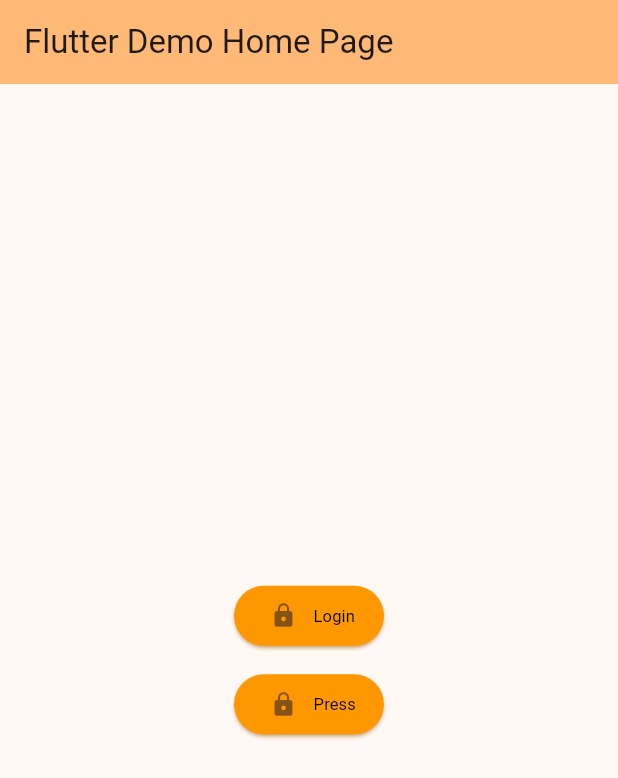
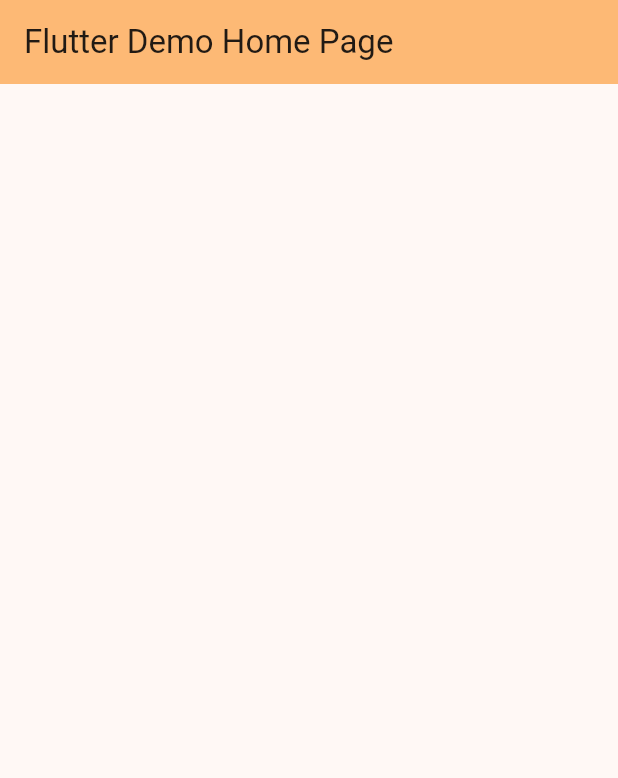
Before and after one commit to Vermasaiyam/my_app, a Flutter app: the screen it shows after launch, on a phone screen of 412 x 824 dp. Shown: the top 778 px of the screen. Run offline on Flutter 3.47's test engine with Material 3 defaults, Android fonts, the phone set to English and light mode, and no system bars.

Commit message:
done widgets

```diff
--- a/lib/main.dart
+++ b/lib/main.dart
@@ -106,39 +106,47 @@ class _MyHomePageState extends State<MyHomePage> {
       ),
 
 
+
+
+
+
+
+
+
+
       // custom widget
-      body: Center(
-        child: Column(
-          mainAxisAlignment: MainAxisAlignment.center,
-          children: [
-            Container(
-              width: 100,
-              child: RoundedButton(
-                btnName: 'Login',
-                icon: Icon(Icons.lock),
-                callback: (){
-                  print("Logged in!!!");
-                },
-                textStyle: mTextStyle11(),
-              ),
-            ),
-            Container(height: 11,),
-            Container(
-              width: 100,
-              child: RoundedButton(
-                btnName: 'Press',
-                icon: Icon(Icons.lock),
-                callback: (){
-                  print("Logged in!!!");
-                },
-                bgColor: Colors.orange,
-                textStyle: mTextStyle11(),
-              ),
-            ),
-          ],
-        ),
-      ),
 
+      // body: Center(
+      //   child: Column(
+      //     mainAxisAlignment: MainAxisAlignment.center,
+      //     children: [
+      //       Container(
+      //         width: 100,
+      //         child: RoundedButton(
+      //           btnName: 'Login',
+      //           icon: Icon(Icons.lock),
+      //           callback: (){
+      //             print("Logged in!!!");
+      //           },
+      //           textStyle: mTextStyle11(),
+      //         ),
+      //       ),
+      //       Container(height: 11,),
+      //       Container(
+      //         width: 100,
+      //         child: RoundedButton(
+      //           btnName: 'Press',
+      //           icon: Icon(Icons.lock),
+      //           callback: (){
+      //             print("Logged in!!!");
+      //           },
+      //           bgColor: Colors.orange,
+      //           textStyle: mTextStyle11(),
+      //         ),
+      //       ),
+      //     ],
+      //   ),
+      // ),
 
 
 
```
